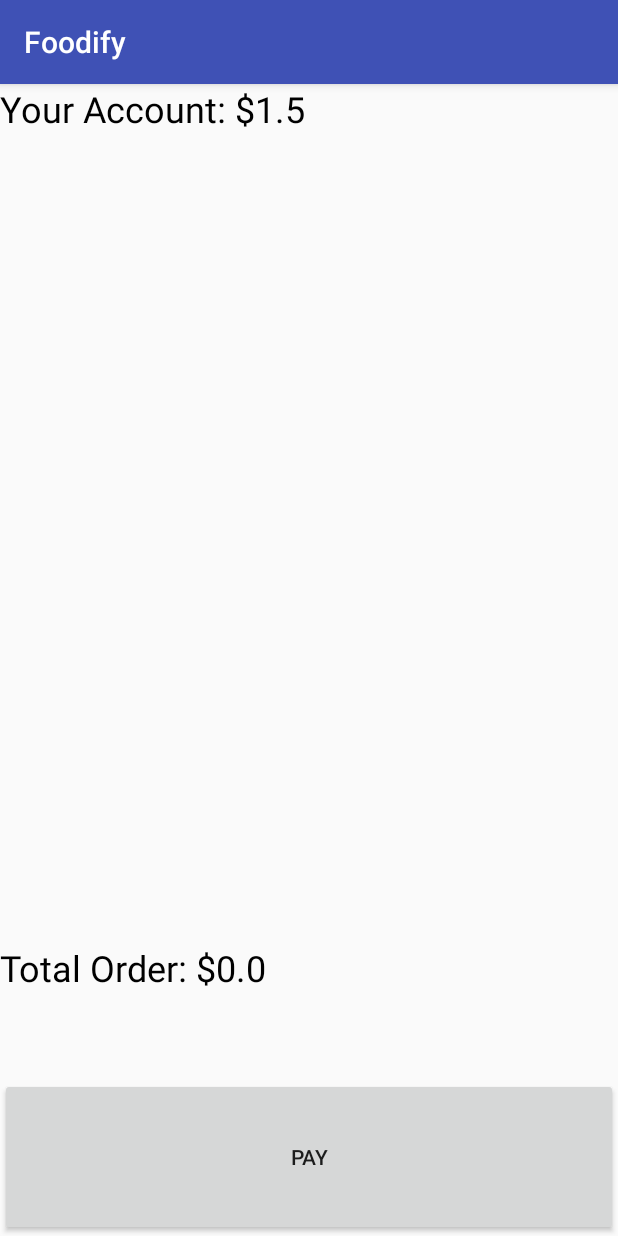
After one commit to AlbertoMoretto/Foodify, an Android app: the CheckOutActivity screen opened directly, with no data from a screen before it, on a phone screen of 412 x 824 dp. The commit adds this screen. Run offline under Robolectric (Android 15) with nearby library versions, the phone set to English and light mode, and no system bars.

Commit message:
-Handle order's payment

```diff
--- /dev/null
+++ b/app/src/main/java/com/esp1617/albertomoretto/foodify/CheckOutActivity.java
@@ -0,0 +1,128 @@
+package com.esp1617.albertomoretto.foodify;
+
+import android.app.NotificationManager;
+import android.content.Context;
+import android.content.Intent;
+import android.content.SharedPreferences;
+import android.graphics.Color;
+import android.support.v7.app.AppCompatActivity;
+import android.os.Bundle;
+import android.text.Layout;
+import android.text.method.ScrollingMovementMethod;
+import android.util.Log;
+import android.view.View;
+import android.widget.Button;
+import android.widget.LinearLayout;
+import android.widget.TextView;
+import android.widget.Toast;
+
+
+public class CheckOutActivity extends AppCompatActivity {
+    private int notifyID;
+    private String bill;
+    private float total;
+    private float savedBillValue;
+    private String account;
+    private String totalOrder;
+
+
+    private TextView mAccountTextView;
+    private TextView mTotalBillTextView;
+    private TextView mBillListTextView;
+    private Button mPayButton;
+    @Override
+    protected void onCreate(Bundle savedInstanceState) {
+        super.onCreate(savedInstanceState);
+        setContentView(R.layout.activity_check_out);
+        SharedPreferences sharedPref = getSharedPreferences(FoodifyTags.BILL_VALUE, Context.MODE_PRIVATE);
+
+
+        savedBillValue = sharedPref.getFloat(FoodifyTags.BILL_VALUE, FoodifyConstants.DEFAULT_ACCOUNT_VALUE);
+
+        notifyID = getIntent().getIntExtra(FoodifyTags.EXTRA_NOTIFY_ID_ORDER,0);
+        bill = getIntent().getStringExtra(FoodifyTags.EXTRA_ITEMS_ORDER);
+        total = getIntent().getFloatExtra(FoodifyTags.EXTRA_PRICE_ORDER,0.0f);
+
+        mAccountTextView = (TextView) findViewById(R.id.bill_account_textView);
+        mTotalBillTextView = (TextView) findViewById(R.id.bill_total_textView);
+        mBillListTextView = (TextView) findViewById(R.id.bill_items_textView);
+        mPayButton = (Button) findViewById(R.id.bill_pay_button);
+
+        /*account = getResources().getString(R.string.account_label)+" "+savedBillValue;
+        totalOrder = getResources().getString(R.string.bill_total_order_label)+" "+total;*/
+
+        mAccountTextView.setText(getResources().getString(R.string.account_label)+" $"+savedBillValue);
+        mBillListTextView.setText(bill);
+        mTotalBillTextView.setText(getResources().getString(R.string.bill_total_order_label)+" $"+total);
+
+        mBillListTextView.setMovementMethod(new ScrollingMovementMethod());
+
+        final NotificationManager mNotificationManager = (NotificationManager) getSystemService(Context.NOTIFICATION_SERVICE);
+        mNotificationManager.cancel(notifyID);
+
+        mPayButton.setOnClickListener(new View.OnClickListener() {
+            @Override
+            public void onClick(View v) {
+                if(savedBillValue>=total) {
+                    savedBillValue = savedBillValue - total;
+
+                    SharedPreferences sharedPref = getSharedPreferences(FoodifyTags.BILL_VALUE, Context.MODE_PRIVATE);
+
+                    SharedPreferences.Editor editor = sharedPref.edit();
+                    editor.putFloat(FoodifyTags.BILL_VALUE, savedBillValue);
+                    editor.commit();
+
+                    mAccountTextView.setVisibility(View.GONE);
+                    mTotalBillTextView.setVisibility(View.GONE);
+                    mPayButton.setVisibility(View.GONE);
+                    mBillListTextView.setPadding(FoodifyConstants.PADDING_LEFT_RIGHT,FoodifyConstants.PADDING_TOP_DOWN,FoodifyConstants.PADDING_LEFT_RIGHT,FoodifyConstants.PADDING_TOP_DOWN);
+                    mBillListTextView.setTextSize(FoodifyConstants.TEXT_SIZE_ORDER_MESSAGE);
+                    mBillListTextView.setTextColor(Color.GREEN);
+                    mBillListTextView.setText(R.string.payment_success_label);
+
+                    mBillListTextView.setOnClickListener(new View.OnClickListener() {
+                        @Override
+                        public void onClick(View v) {
+                           Intent home = new Intent(getApplicationContext(),MainActivity.class);
+                            startActivity(home);
+                            finish();
+
+                        }
+                    });
+                } else {
+                    Toast toast = Toast.makeText(getApplicationContext(), R.string.payment_failed_label, Toast.LENGTH_LONG);
+                    toast.show();
+                }
+            }
+        });
+
+        mAccountTextView.setOnClickListener(new View.OnClickListener() {
+            @Override
+            public void onClick(View v) {
+                Intent intent = new Intent(getApplicationContext(), AccountActivity.class);
+                startActivityForResult(intent, FoodifyTags.ACCOUNT_CHARGING);
+            }
+        });
+    }
+
+    @Override
+    protected void onActivityResult(int requestCode, int resultCode, Intent data) {
+        // Check which request we're responding to
+        if (requestCode == FoodifyTags.ACCOUNT_CHARGING) {
+            // Make sure the request was successful
+            if (resultCode == RESULT_OK) {
+            }
+        }
+
+    }
+
+    @Override
+    public void onResume()
+    {
+        super.onResume();
+        SharedPreferences sharedPref = getSharedPreferences(FoodifyTags.BILL_VALUE, Context.MODE_PRIVATE);
+        savedBillValue = sharedPref.getFloat(FoodifyTags.BILL_VALUE, FoodifyConstants.DEFAULT_ACCOUNT_VALUE);
+        mAccountTextView.setText(getResources().getString(R.string.account_label)+" $"+savedBillValue);
+    }
+
+}
--- a/app/src/main/java/com/esp1617/albertomoretto/foodify/FoodifyTags.java
+++ b/app/src/main/java/com/esp1617/albertomoretto/foodify/FoodifyTags.java
@@ -27,6 +27,7 @@ public class FoodifyTags {
     public static String EXTRA_NOTIFY_ID_ORDER = "com.esp1617.albertomoretto.notify_id_order";
 
     public static final int POPUP_CONFIRM_REQUEST = 1;
+    public static final int ACCOUNT_CHARGING = 1;
 
     //DEBUG TAGS
     //CLASS NAMES
--- a/app/src/main/java/com/esp1617/albertomoretto/foodify/YourOrderActivity.java
+++ b/app/src/main/java/com/esp1617/albertomoretto/foodify/YourOrderActivity.java
@@ -64,6 +64,7 @@ public class YourOrderActivity extends AppCompatActivity {
                 timerNotification.putExtra(FoodifyTags.EXTRA_SIZE_ORDER,totalOrderSize);
                 timerNotification.putExtra(FoodifyTags.EXTRA_NOTIFY_ID_ORDER,notifyID);
                 timerNotification.putExtra(FoodifyTags.EXTRA_ITEMS_ORDER,selectedItems);
+                timerNotification.putExtra(FoodifyTags.EXTRA_PRICE_ORDER,totalPrice);
                 timerNotification.putExtra(CountdownService.ACTION_START,true);
                 startService(timerNotification);
 
--- /dev/null
+++ b/app/src/main/res/layout/activity_check_out.xml
@@ -0,0 +1,56 @@
+<?xml version="1.0" encoding="utf-8"?>
+<LinearLayout
+    xmlns:android="http://schemas.android.com/apk/res/android"
+    xmlns:app="http://schemas.android.com/apk/res-auto"
+    xmlns:tools="http://schemas.android.com/tools"
+    android:id="@+id/checkout_layout"
+    android:layout_width="match_parent"
+    android:layout_height="match_parent"
+    android:orientation="vertical"
+    android:gravity="center"
+    android:layout_weight="11"
+    tools:context="com.esp1617.albertomoretto.foodify.CheckOutActivity">
+
+    <TextView
+        android:id="@+id/bill_account_textView"
+        android:layout_width="match_parent"
+        android:layout_height="wrap_content"
+        android:layout_weight="1"
+        android:gravity = "left"
+        android:text="TextView"
+        android:textColor="@android:color/black"
+        android:textSize="24sp"/>
+
+    <TextView
+        android:id="@+id/bill_items_textView"
+        android:layout_width="wrap_content"
+        android:layout_height="wrap_content"
+        android:layout_weight="8"
+        android:maxLines="22"
+        android:paddingRight="40dp"
+        android:paddingLeft="40dp"
+        android:scrollbars="vertical"
+        android:gravity = "center"
+        android:text="TextView"
+        android:textColor="@android:color/black"
+        android:textSize="20sp"/>
+
+    <TextView
+        android:id="@+id/bill_total_textView"
+        android:layout_width="match_parent"
+        android:layout_height="wrap_content"
+        android:layout_weight="1"
+        android:gravity = "left"
+        android:text="TextView"
+        android:textColor="@android:color/black"
+        android:textSize="24sp"/>
+
+    <Button
+        android:id="@+id/bill_pay_button"
+        android:layout_width="match_parent"
+        android:layout_height="wrap_content"
+        android:layout_weight="1"
+        android:gravity="center"
+        android:text="@string/bill_pay_label"/>
+
+</LinearLayout>
--- a/app/src/main/res/values/strings.xml
+++ b/app/src/main/res/values/strings.xml
@@ -3,8 +3,12 @@
     <string name="foodify_credits">Embedded Systems Programming<b>\nALAsoft\n\n</b><b>Cigagna Alessio,\nLerose Leonardo,\nMoretto Alberto.\n</b>\n<i>All rights reserved © 2017.</i></string>
     <string name="starting_bill_dollars">0,00$</string>
     <string name="starting_bill_euros">0,00€</string>
+    <string name="payment_success_label">Payment done successfully!</string>
+    <string name="payment_failed_label">You don"'"t have enough money, tap on your account to add money</string>
     <string name="add_money">add money to your account!</string>
     <string name="bill_label">Your Order:</string>
+    <string name="bill_total_order_label">Total Order:</string>
+    <string name="bill_pay_label">PAY</string>
     <string name="account_label">Your Account:</string>
     <string name="hamburger_label">Hamburger</string>
     <string name="hot_dog_label">Hot Dog</string>
@@ -51,6 +55,7 @@
     <string name="notification_order_done">Done!</string>
     <string name="notification_order_ready">Your order is ready:</string>
 
+
     <string name="action_share">Share</string>
     <string name="action_reply">Reply</string>
 
```
Also changed, not shown: app/src/main/AndroidManifest.xml (+6 -2 lines), app/src/main/java/com/esp1617/albertomoretto/foodify/AccountActivity.java (+16 -0 lines), app/src/main/java/com/esp1617/albertomoretto/foodify/CountdownService.java (+13 -1 lines).
